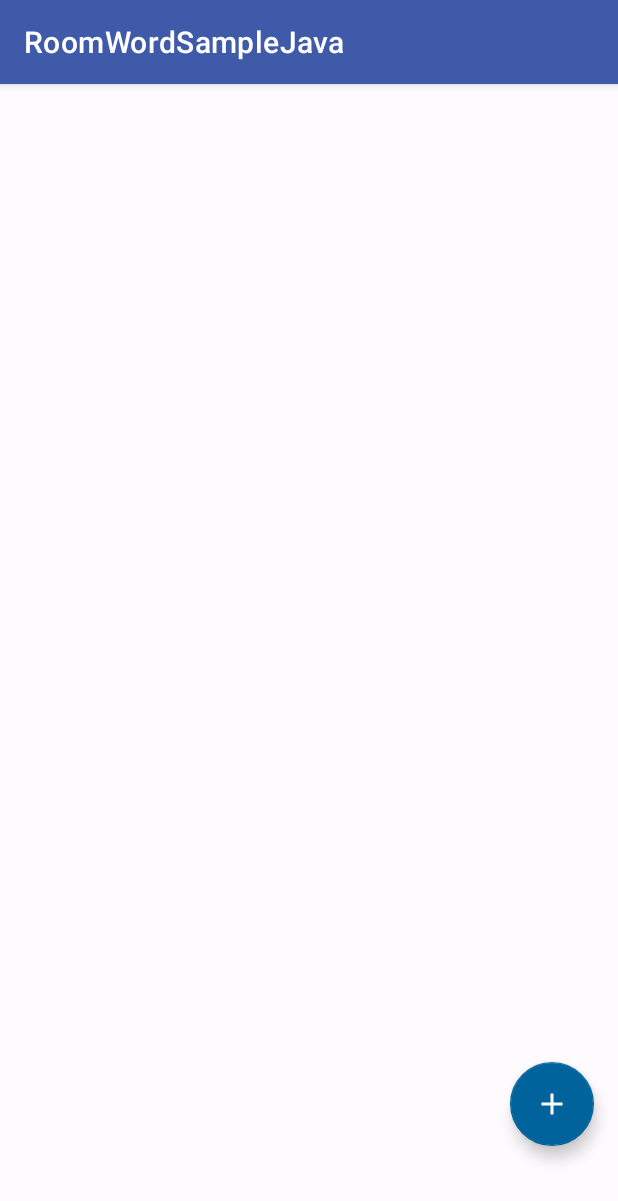
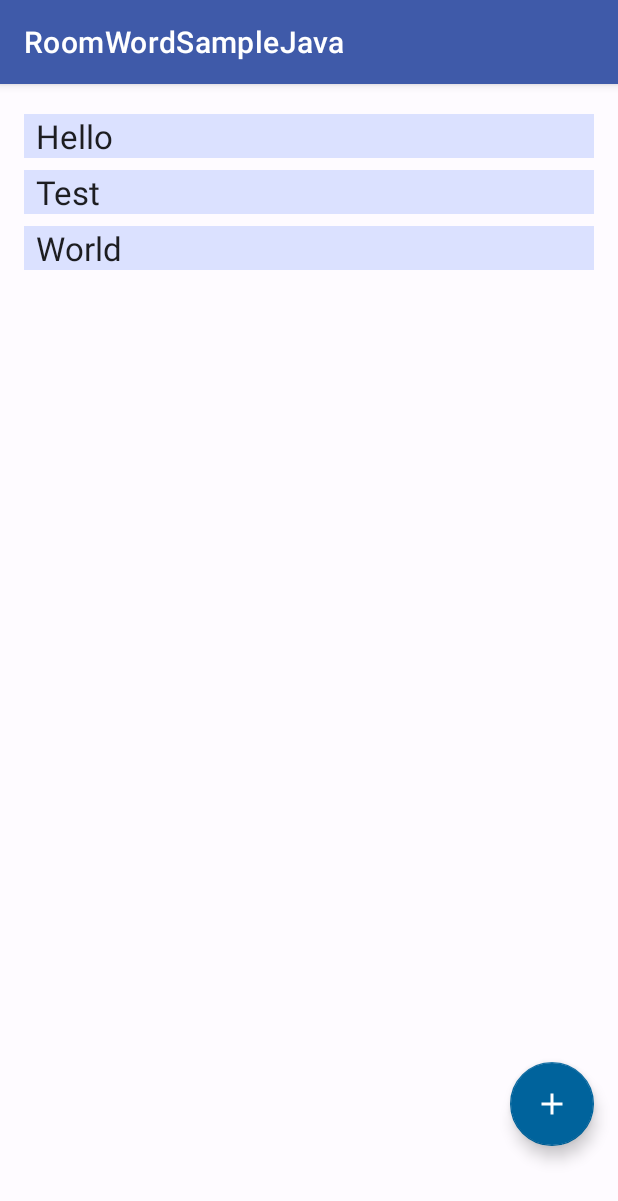
Before and after one commit to AbadzhevaK8/RoomWordSampleJava, an Android app: the screen it shows after launch (MainActivity), on a phone screen of 412 x 824 dp. Shown: the top 1201 px of the screen. Run offline under Robolectric (Android 15) with nearby library versions, the phone set to English and light mode, and no system bars; our stand-ins replace Room's generated code.

Commit message:
feat: add logic to MainActivity.

```diff
--- a/app/src/main/AndroidManifest.xml
+++ b/app/src/main/AndroidManifest.xml
@@ -13,10 +13,10 @@
         android:theme="@style/Theme.RoomWordSampleJava"
         tools:targetApi="31">
         <activity
-            android:name=".ui.NewWordActivity"
+            android:name=".view.NewWordActivity"
             android:exported="false" />
         <activity
-            android:name=".ui.MainActivity"
+            android:name=".view.MainActivity"
             android:exported="true">
             <intent-filter>
                 <action android:name="android.intent.action.MAIN" />
--- a/app/src/main/java/com/abadzheva/roomwordsamplejava/models/Word.java
+++ b/app/src/main/java/com/abadzheva/roomwordsamplejava/model/Word.java
@@ -1,4 +1,4 @@
-package com.abadzheva.roomwordsamplejava.models;
+package com.abadzheva.roomwordsamplejava.model;
 
 import androidx.annotation.NonNull;
 import androidx.room.ColumnInfo;
--- a/app/src/main/java/com/abadzheva/roomwordsamplejava/data/WordDao.java
+++ b/app/src/main/java/com/abadzheva/roomwordsamplejava/model/WordDao.java
@@ -1,4 +1,4 @@
-package com.abadzheva.roomwordsamplejava.data;
+package com.abadzheva.roomwordsamplejava.model;
 
 import androidx.lifecycle.LiveData;
 import androidx.room.Dao;
@@ -6,7 +6,7 @@ import androidx.room.Insert;
 import androidx.room.OnConflictStrategy;
 import androidx.room.Query;
 
-import com.abadzheva.roomwordsamplejava.models.Word;
+import com.abadzheva.roomwordsamplejava.model.Word;
 
 import java.util.List;
 
--- a/app/src/main/java/com/abadzheva/roomwordsamplejava/data/WordRoomDatabase.java
+++ b/app/src/main/java/com/abadzheva/roomwordsamplejava/model/WordRoomDatabase.java
@@ -1,4 +1,4 @@
-package com.abadzheva.roomwordsamplejava.data;
+package com.abadzheva.roomwordsamplejava.model;
 
 import android.content.Context;
 
@@ -7,8 +7,6 @@ import androidx.room.Database;
 import androidx.room.Room;
 import androidx.room.RoomDatabase;
 import androidx.sqlite.db.SupportSQLiteDatabase;
-
-import com.abadzheva.roomwordsamplejava.models.Word;
 
 import java.util.concurrent.ExecutorService;
 import java.util.concurrent.Executors;
@@ -20,10 +18,10 @@ public abstract class WordRoomDatabase extends RoomDatabase {
 
     private static volatile WordRoomDatabase INSTANCE;
     private static final int NUMBER_OF_THREADS = 4;
-    static final ExecutorService databaseWriteExecutor =
+    public static final ExecutorService databaseWriteExecutor =
             Executors.newFixedThreadPool(NUMBER_OF_THREADS);
 
-    static WordRoomDatabase getDatabase(final Context context) {
+    public static WordRoomDatabase getDatabase(final Context context) {
         if (INSTANCE == null) {
             synchronized (WordRoomDatabase.class) {
                 if (INSTANCE == null) {
--- a/app/src/main/java/com/abadzheva/roomwordsamplejava/data/WordRepository.java
+++ b/app/src/main/java/com/abadzheva/roomwordsamplejava/repository/WordRepository.java
@@ -1,11 +1,13 @@
-package com.abadzheva.roomwordsamplejava.data;
+package com.abadzheva.roomwordsamplejava.repository;
 
 
 import android.app.Application;
 
 import androidx.lifecycle.LiveData;
 
-import com.abadzheva.roomwordsamplejava.models.Word;
+import com.abadzheva.roomwordsamplejava.model.Word;
+import com.abadzheva.roomwordsamplejava.model.WordDao;
+import com.abadzheva.roomwordsamplejava.model.WordRoomDatabase;
 
 import java.util.List;
 
--- a/app/src/main/java/com/abadzheva/roomwordsamplejava/ui/MainActivity.java
+++ /dev/null
@@ -1,26 +0,0 @@
-package com.abadzheva.roomwordsamplejava.ui;
-
-import android.os.Bundle;
-
-import androidx.activity.EdgeToEdge;
-import androidx.appcompat.app.AppCompatActivity;
-import androidx.recyclerview.widget.LinearLayoutManager;
-import androidx.recyclerview.widget.RecyclerView;
-
-import com.abadzheva.roomwordsamplejava.R;
-import com.abadzheva.roomwordsamplejava.ui.WordListAdapter;
-
-public class MainActivity extends AppCompatActivity {
-
-    @Override
-    protected void onCreate(Bundle savedInstanceState) {
-        super.onCreate(savedInstanceState);
-        EdgeToEdge.enable(this);
-        setContentView(R.layout.activity_main);
-
-        RecyclerView recyclerView = findViewById(R.id.recyclerview);
-        final WordListAdapter adapter = new WordListAdapter(new WordListAdapter.WordDiff());
-        recyclerView.setAdapter(adapter);
-        recyclerView.setLayoutManager(new LinearLayoutManager(this));
-    }
-}
--- /dev/null
+++ b/app/src/main/java/com/abadzheva/roomwordsamplejava/view/MainActivity.java
@@ -0,0 +1,57 @@
+package com.abadzheva.roomwordsamplejava.view;
+
+import android.content.Intent;
+import android.os.Bundle;
+import android.widget.Toast;
+
+import androidx.activity.EdgeToEdge;
+import androidx.appcompat.app.AppCompatActivity;
+import androidx.lifecycle.ViewModelProvider;
+import androidx.recyclerview.widget.LinearLayoutManager;
+import androidx.recyclerview.widget.RecyclerView;
+
+import com.abadzheva.roomwordsamplejava.R;
+import com.abadzheva.roomwordsamplejava.viewModel.WordViewModel;
+import com.abadzheva.roomwordsamplejava.model.Word;
+import com.google.android.material.floatingactionbutton.FloatingActionButton;
+
+public class MainActivity extends AppCompatActivity {
+
+    private WordViewModel mWordViewModel;
+    public static final int NEW_WORD_ACTIVITY_REQUEST_CODE = 1;
+
+    @Override
+    protected void onCreate(Bundle savedInstanceState) {
+        super.onCreate(savedInstanceState);
+        EdgeToEdge.enable(this);
+        setContentView(R.layout.activity_main);
+
+        RecyclerView recyclerView = findViewById(R.id.recyclerview);
+        final WordListAdapter adapter = new WordListAdapter(new WordListAdapter.WordDiff());
+        recyclerView.setAdapter(adapter);
+        recyclerView.setLayoutManager(new LinearLayoutManager(this));
+
+        mWordViewModel = new ViewModelProvider(this).get(WordViewModel.class);
+        mWordViewModel.getAllWords().observe(this, adapter::submitList);
+
+        FloatingActionButton fab = findViewById(R.id.fab);
+        fab.setOnClickListener( view -> {
+            Intent intent = new Intent(MainActivity.this, NewWordActivity.class);
+            startActivityForResult(intent, NEW_WORD_ACTIVITY_REQUEST_CODE);
+        });
+    }
+
+    public void onActivityResult(int requestCode, int resultCode, Intent data) {
+        super.onActivityResult(requestCode, resultCode, data);
+
+        if (requestCode == NEW_WORD_ACTIVITY_REQUEST_CODE && resultCode == RESULT_OK) {
+            Word word = new Word(data.getStringExtra(NewWordActivity.EXTRA_REPLY));
+            mWordViewModel.insert(word);
+        } else {
+            Toast.makeText(
+                    getApplicationContext(),
+                    R.string.empty_not_saved,
+                    Toast.LENGTH_LONG).show();
+        }
+    }
+}
--- a/app/src/main/java/com/abadzheva/roomwordsamplejava/ui/NewWordActivity.java
+++ b/app/src/main/java/com/abadzheva/roomwordsamplejava/view/NewWordActivity.java
@@ -1,4 +1,4 @@
-package com.abadzheva.roomwordsamplejava.ui;
+package com.abadzheva.roomwordsamplejava.view;
 
 import android.content.Intent;
 import android.os.Bundle;
--- a/app/src/main/java/com/abadzheva/roomwordsamplejava/ui/WordListAdapter.java
+++ b/app/src/main/java/com/abadzheva/roomwordsamplejava/view/WordListAdapter.java
@@ -1,4 +1,4 @@
-package com.abadzheva.roomwordsamplejava.ui;
+package com.abadzheva.roomwordsamplejava.view;
 
 import android.view.ViewGroup;
 
@@ -6,7 +6,7 @@ import androidx.annotation.NonNull;
 import androidx.recyclerview.widget.DiffUtil;
 import androidx.recyclerview.widget.ListAdapter;
 
-import com.abadzheva.roomwordsamplejava.models.Word;
+import com.abadzheva.roomwordsamplejava.model.Word;
 
 public class WordListAdapter extends ListAdapter<Word, WordViewHolder> {
 
--- a/app/src/main/java/com/abadzheva/roomwordsamplejava/ui/WordViewHolder.java
+++ b/app/src/main/java/com/abadzheva/roomwordsamplejava/view/WordViewHolder.java
@@ -1,4 +1,4 @@
-package com.abadzheva.roomwordsamplejava.ui;
+package com.abadzheva.roomwordsamplejava.view;
 
 import android.view.LayoutInflater;
 import android.view.View;
--- a/app/src/main/java/com/abadzheva/roomwordsamplejava/ui/viewmodel/WordViewModel.java
+++ b/app/src/main/java/com/abadzheva/roomwordsamplejava/viewModel/WordViewModel.java
@@ -1,12 +1,12 @@
-package com.abadzheva.roomwordsamplejava.ui.viewmodel;
+package com.abadzheva.roomwordsamplejava.viewModel;
 
 import android.app.Application;
 
 import androidx.lifecycle.AndroidViewModel;
 import androidx.lifecycle.LiveData;
 
-import com.abadzheva.roomwordsamplejava.data.WordRepository;
-import com.abadzheva.roomwordsamplejava.models.Word;
+import com.abadzheva.roomwordsamplejava.repository.WordRepository;
+import com.abadzheva.roomwordsamplejava.model.Word;
 
 import java.util.List;
 
@@ -22,7 +22,7 @@ public class WordViewModel extends AndroidViewModel {
         mAllWords = mRepository.getAllWords();
     }
 
-    LiveData<List<Word>> getAllWords() { return mAllWords; }
+    public LiveData<List<Word>> getAllWords() { return mAllWords; }
 
     public void insert(Word word) { mRepository.insert(word); }
 }
--- a/app/src/main/res/layout/activity_main.xml
+++ b/app/src/main/res/layout/activity_main.xml
@@ -1,21 +1,21 @@
-<androidx.constraintlayout.widget.ConstraintLayout
-    xmlns:android="http://schemas.android.com/apk/res/android"
+<androidx.constraintlayout.widget.ConstraintLayout xmlns:android="http://schemas.android.com/apk/res/android"
     xmlns:app="http://schemas.android.com/apk/res-auto"
     xmlns:tools="http://schemas.android.com/tools"
     android:layout_width="match_parent"
     android:layout_height="match_parent"
-    tools:context=".ui.MainActivity">
+    tools:context=".view.MainActivity">
 
     <androidx.recyclerview.widget.RecyclerView
         android:id="@+id/recyclerview"
         android:layout_width="0dp"
         android:layout_height="0dp"
-        tools:listitem="@layout/recyclerview_item"
+        android:layout_marginTop="60dp"
         android:padding="@dimen/big_padding"
         app:layout_constraintBottom_toBottomOf="parent"
         app:layout_constraintLeft_toLeftOf="parent"
         app:layout_constraintRight_toRightOf="parent"
-        app:layout_constraintTop_toTopOf="parent" />
+        app:layout_constraintTop_toTopOf="parent"
+        tools:listitem="@layout/recyclerview_item" />
 
     <com.google.android.material.floatingactionbutton.FloatingActionButton
         android:id="@+id/fab"
```
